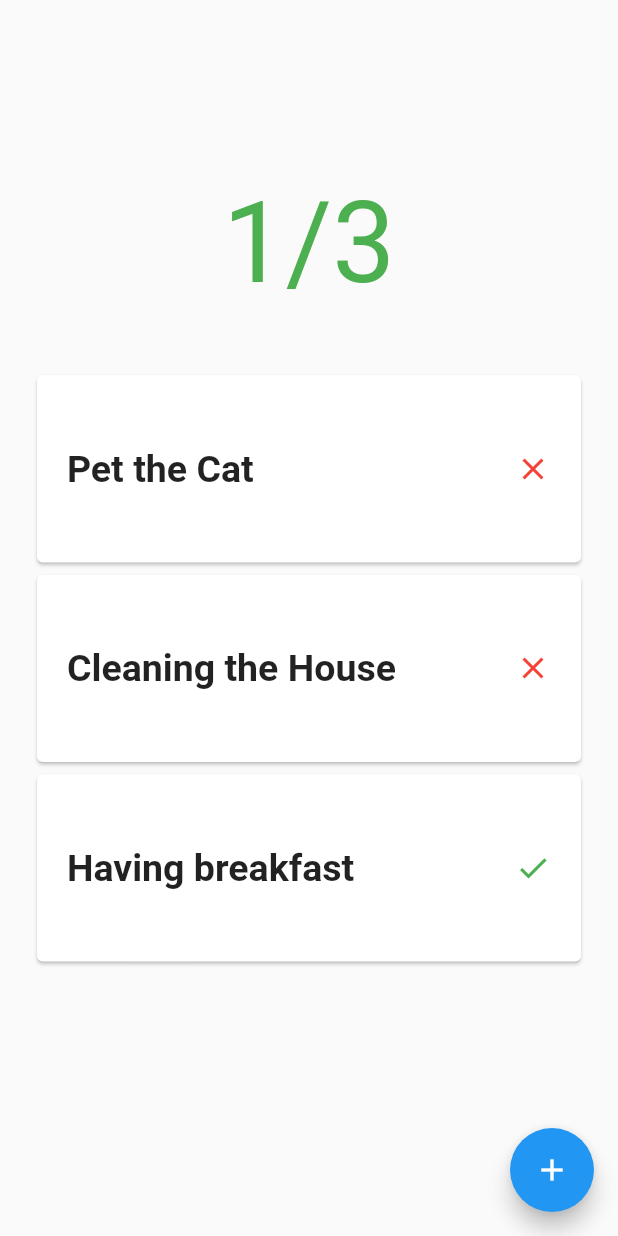
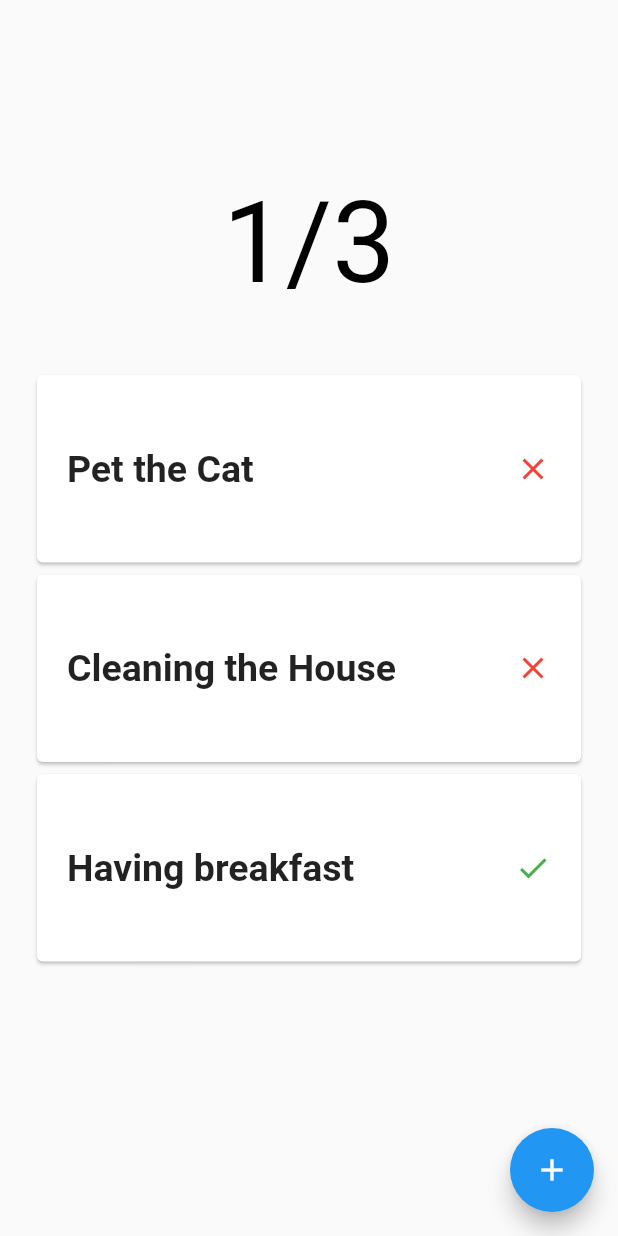
Before and after one commit to Mugisha-isaac/Flutter-todo-app, a Flutter app: the screen it shows after launch, on a phone screen of 412 x 824 dp. Run offline on Flutter 3.47's test engine with Material 2 defaults, Android fonts, the phone set to English and light mode, and no system bars; missing offline and left inert: dart:ffi.

Commit message:
done with crash course part 2

```diff
--- a/lib/main.dart
+++ b/lib/main.dart
@@ -36,6 +36,12 @@ class _MyHomePageState extends State<MyHomePage> {
     Todo(id: const Uuid(), title: "Cleaning the House", completed: false),
     Todo(id: const Uuid(), title: "Having breakfast", completed: true)
   ];
+
+  void _updateTodoCompletions(int index) {
+    setState(() {
+      todos[index].completed = !todos[index].completed;
+    });
+  }
 
   int _calculateTotalCompletions() {
     var totalCompletions = 0;
@@ -77,6 +83,7 @@ class _MyHomePageState extends State<MyHomePage> {
             ),
             TodoList(
               todos: todos,
+              updateTodoCompletions: _updateTodoCompletions,
             )
           ],
         ),
--- a/lib/widgets/counter.dart
+++ b/lib/widgets/counter.dart
@@ -13,10 +13,11 @@ class Counter extends StatelessWidget {
       margin: const EdgeInsets.all(40),
       child: Text(
         "$totalCompletions/$numberOfTodos",
-        style: const TextStyle(
-          fontSize: 75,
-          color: Colors.green,
-        ),
+        style: TextStyle(
+            fontSize: 75,
+            color: totalCompletions == numberOfTodos
+                ? Colors.green
+                : Colors.black),
       ),
     );
   }
--- a/lib/widgets/todo_cards.dart
+++ b/lib/widgets/todo_cards.dart
@@ -3,12 +3,22 @@ import 'package:flutter/material.dart';
 class TodoCard extends StatelessWidget {
   final String title;
   final bool completed;
+  final Function(int) updateTodoCompletions;
+  final int index;
 
-  TodoCard({required this.title, required this.completed});
+  TodoCard(
+      {required this.title,
+      required this.completed,
+      required this.updateTodoCompletions,
+      required this.index});
 
   @override
   Widget build(BuildContext context) {
-    return FractionallySizedBox(
+    return GestureDetector(
+      onTap: () {
+        updateTodoCompletions(index);
+      },
+      child: FractionallySizedBox(
         widthFactor: 0.9,
         child: Card(
           child: Container(
@@ -32,6 +42,7 @@ class TodoCard extends StatelessWidget {
             ),
           ),
         ),
+      ),
     );
   }
 }
--- a/lib/widgets/todo_list.dart
+++ b/lib/widgets/todo_list.dart
@@ -4,8 +4,9 @@ import 'package:todo/widgets/todo_cards.dart';
 
 class TodoList extends StatelessWidget {
   final List<Todo> todos;
+  final Function(int) updateTodoCompletions;
 
-  TodoList({required this.todos});
+  TodoList({required this.todos, required this.updateTodoCompletions});
 
   @override
   Widget build(BuildContext context) {
@@ -14,7 +15,11 @@ class TodoList extends StatelessWidget {
       child: ListView.builder(
         itemBuilder: (ctx, index) {
           return TodoCard(
-              title: todos[index].title, completed: todos[index].completed);
+            title: todos[index].title,
+            completed: todos[index].completed,
+            updateTodoCompletions: updateTodoCompletions,
+            index: index,
+          );
         },
         itemCount: todos.length,
       ),
```
Lines whose indentation alone changed are shown as unchanged.
